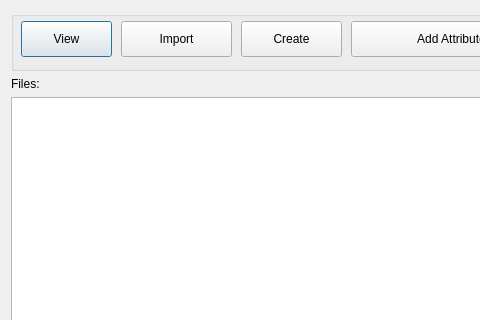
ccbogel/QualCoder, file GUI_UIs/ui_dialog_manage_files.ui: the form before one commit; both pictures show x 0 to 480 and y 0 to 320 of the 794 by 560 pixel window.
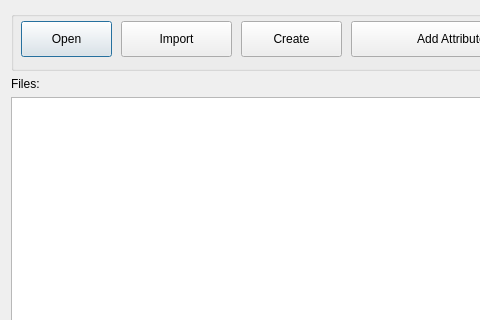
The form after the commit.

Commit message: change View to Open

```diff
--- a/GUI_UIs/ui_dialog_manage_files.ui
+++ b/GUI_UIs/ui_dialog_manage_files.ui
@@ -38,7 +38,7 @@
        </rect>
       </property>
       <property name="text">
-       <string>View</string>
+       <string>Open</string>
       </property>
      </widget>
      <widget class="QPushButton" name="pushButton_create">
```
